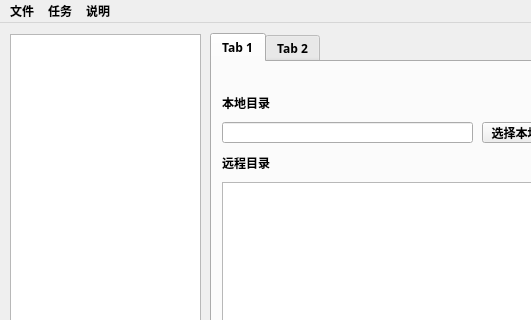
First picture: the form in UpdateTools/UpdateTools.ui, repository howeycheng/UpdateTools, before the edit; both pictures show x 0 to 531 and y 0 to 320 of the 812 by 689 pixel window.
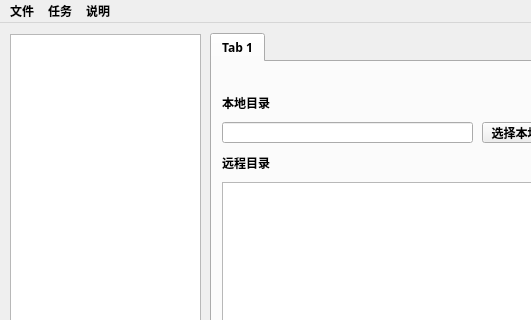
Second picture: the form after the edit. Icons and pictures are not drawn.

```diff
--- a/UpdateTools/UpdateTools.ui
+++ b/UpdateTools/UpdateTools.ui
@@ -230,11 +230,6 @@
       </property>
      </widget>
     </widget>
-    <widget class="QWidget" name="tab_2">
-     <attribute name="title">
-      <string>Tab 2</string>
-     </attribute>
-    </widget>
    </widget>
   </widget>
   <widget class="QStatusBar" name="statusBar"/>
```
